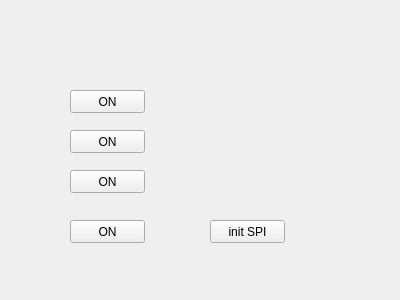
The window that widget.ui (arsinte-andrei/atpFtdiRc522) describes before a commit, drawn with Qt 5.
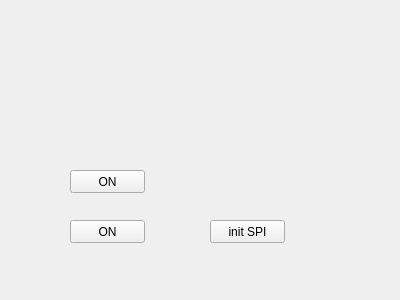
The same window after the commit.

The edit to the form file:
```diff
--- a/widget.ui
+++ b/widget.ui
@@ -52,32 +52,6 @@
     <string>ON</string>
    </property>
   </widget>
-  <widget class="QPushButton" name="pushButton_4">
-   <property name="geometry">
-    <rect>
-     <x>70</x>
-     <y>130</y>
-     <width>75</width>
-     <height>23</height>
-    </rect>
-   </property>
-   <property name="text">
-    <string>ON</string>
-   </property>
-  </widget>
-  <widget class="QPushButton" name="pushButton_5">
-   <property name="geometry">
-    <rect>
-     <x>70</x>
-     <y>90</y>
-     <width>75</width>
-     <height>23</height>
-    </rect>
-   </property>
-   <property name="text">
-    <string>ON</string>
-   </property>
-  </widget>
  </widget>
  <layoutdefault spacing="6" margin="11"/>
  <resources/>
```
